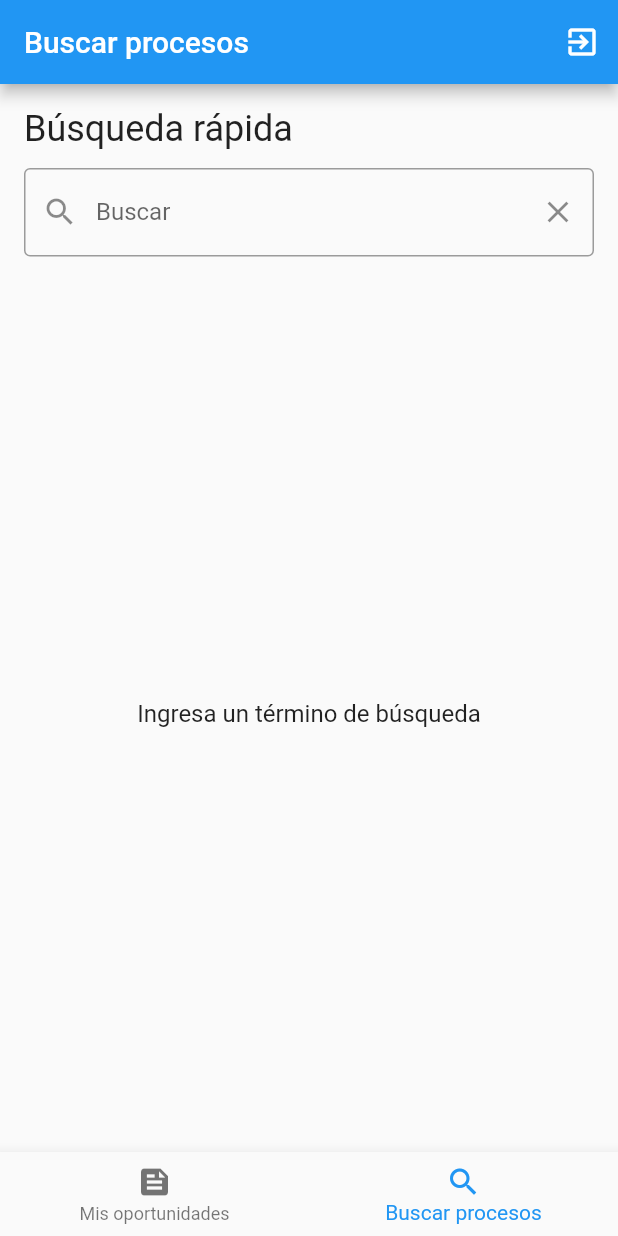
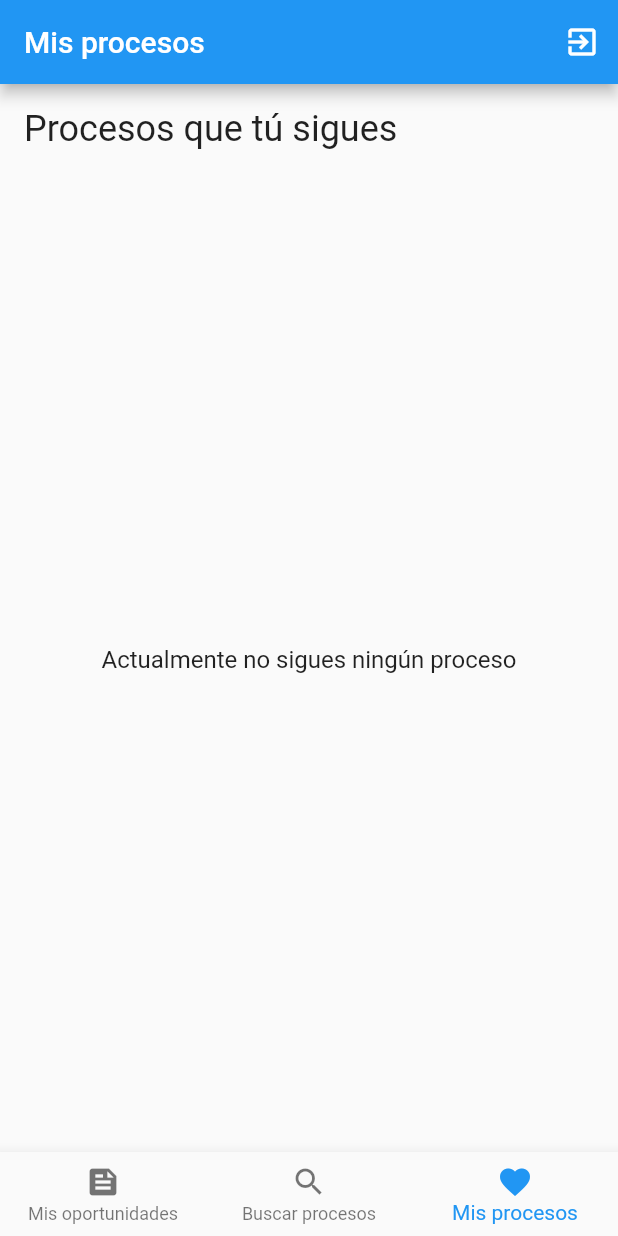
Before and after one commit to fabianMendez/oportunidades_cce, a Flutter app: the HomeView screen opened directly, on a phone screen of 412 x 824 dp. Run offline on Flutter 3.47's test engine with Material 2 defaults, Android fonts, the phone set to English and light mode, and no system bars; our stand-ins replace bloc, email_validator, equatable, flutter_bloc, flutter_secure_storage, get_it and 2 more; accounts and stored records are empty; generated files the repository leaves out were written again; network calls fail.

Commit message:
feat: show favorite processes

```diff
--- /dev/null
+++ b/lib/src/home/favorite_processes.dart
@@ -0,0 +1,53 @@
+import 'package:flutter/material.dart';
+import 'package:flutter_bloc/flutter_bloc.dart';
+import 'package:oportunidades_cce/src/home/favorite_processes_bloc.dart';
+import 'package:oportunidades_cce/src/home/widgets/process_result_tile.dart';
+
+class FavoriteProcesses extends StatelessWidget {
+  const FavoriteProcesses({Key? key}) : super(key: key);
+
+  @override
+  Widget build(BuildContext context) {
+    return BlocBuilder<FavoriteProcessesBloc, FavoriteProcessesState>(
+      builder: (context, state) {
+        final isLoading = state is FavoriteProcessesLoading;
+
+        return Column(
+          crossAxisAlignment: CrossAxisAlignment.stretch,
+          children: [
+            const SizedBox(height: 16),
+            Padding(
+              padding: const EdgeInsets.symmetric(horizontal: 16),
+              child: Text(
+                'Procesos que tú sigues',
+                style: Theme.of(context).textTheme.headline5,
+                textAlign: TextAlign.left,
+              ),
+            ),
+            const SizedBox(height: 12),
+            Expanded(
+              child: isLoading
+                  ? const Center(child: CircularProgressIndicator.adaptive())
+                  : state.results.isEmpty
+                      ? const Center(
+                          child: Text(
+                            'Actualmente no sigues ningún proceso',
+                            style: TextStyle(fontSize: 16),
+                          ),
+                        )
+                      : ListView.builder(
+                          itemCount: state.results.length,
+                          itemBuilder: (context, index) {
+                            final result = state.results[index];
+                            return ProcessResultTile(result: result);
+                          },
+                          // separatorBuilder: (_, __) =>
+                          //     const Divider(height: 16),
+                        ),
+            ),
+          ],
+        );
+      },
+    );
+  }
+}
--- /dev/null
+++ b/lib/src/home/favorite_processes_bloc.dart
@@ -0,0 +1,111 @@
+import 'package:bloc/bloc.dart';
+import 'package:equatable/equatable.dart';
+import 'package:oportunidades_cce/src/authentication/user_details.dart';
+import 'package:oportunidades_cce/src/home/grupo_unspsc_repository.dart';
+
+class FavoriteProcessesBloc
+    extends Bloc<FavoriteProcessesEvent, FavoriteProcessesState> {
+  FavoriteProcessesBloc({
+    required this.userDetails,
+    required this.grupoUNSPSCRepository,
+  }) : super(const FavoriteProcessesUninitialized());
+
+  final UserDetails userDetails;
+  final GrupoUNSPSCRepository grupoUNSPSCRepository;
+
+  Stream<FavoriteProcessesState> _searchByTerm(
+      FavoriteProcessesState state) async* {}
+
+  @override
+  Stream<FavoriteProcessesState> mapEventToState(
+      FavoriteProcessesEvent event) async* {
+    if (event is FavoriteProcessesStarted) {
+      try {
+        yield FavoriteProcessesLoading(term: state.term);
+        final results = await grupoUNSPSCRepository.getMisProcesos(
+          codigo: userDetails.codigo,
+        );
+
+        print(results.length);
+
+        yield FavoriteProcessesReady(
+          term: state.term,
+          results: results,
+        );
+      } catch (err, str) {
+        print(err);
+        print(str);
+        yield FavoriteProcessesFailure(
+          err.toString(),
+          term: state.term,
+        );
+      }
+    }
+  }
+}
+
+abstract class FavoriteProcessesEvent extends Equatable {
+  const FavoriteProcessesEvent();
+
+  @override
+  List<Object?> get props => [];
+}
+
+class FavoriteProcessesStarted extends FavoriteProcessesEvent {
+  const FavoriteProcessesStarted();
+}
+
+class FavoriteProcessesState extends Equatable {
+  const FavoriteProcessesState({
+    this.term = '',
+    this.results = const [],
+  });
+
+  const FavoriteProcessesState.initial()
+      : term = '',
+        results = const [];
+
+  final String term;
+  final List<ProcessSearchResult> results;
+
+  @override
+  List<Object?> get props => [
+        term,
+        results,
+      ];
+}
+
+class FavoriteProcessesUninitialized extends FavoriteProcessesState {
+  const FavoriteProcessesUninitialized();
+}
+
+class FavoriteProcessesLoading extends FavoriteProcessesState {
+  const FavoriteProcessesLoading({
+    String term = '',
+  }) : super(
+          term: term,
+        );
+}
+
+class FavoriteProcessesReady extends FavoriteProcessesState {
+  const FavoriteProcessesReady({
+    String term = '',
+    required List<ProcessSearchResult> results,
+  }) : super(
+          term: term,
+          results: results,
+        );
+}
+
+class FavoriteProcessesFailure extends FavoriteProcessesState {
+  const FavoriteProcessesFailure(
+    this.error, {
+    String term = '',
+  }) : super(
+          term: term,
+        );
+  final String error;
+
+  @override
+  List<Object?> get props => [...super.props, error];
+}
--- a/lib/src/home/home_view.dart
+++ b/lib/src/home/home_view.dart
@@ -1,6 +1,7 @@
 import 'package:flutter/material.dart';
 import 'package:oportunidades_cce/src/home/buscar_procesos_view.dart';
 import 'package:oportunidades_cce/src/home/mis_oportunidades_view.dart';
+import 'package:oportunidades_cce/src/home/mis_procesos_view.dart';
 
 class HomeView extends StatefulWidget {
   const HomeView({Key? key}) : super(key: key);
@@ -10,7 +11,7 @@ class HomeView extends StatefulWidget {
 }
 
 class _HomeViewState extends State<HomeView> {
-  int _currentIndex = 1;
+  int _currentIndex = 2;
 
   @override
   Widget build(BuildContext context) {
@@ -20,6 +21,7 @@ class _HomeViewState extends State<HomeView> {
         children: const [
           MisOportunidadesView(),
           BuscarProcesosView(),
+          MisProcesosView(),
         ],
       ),
       bottomNavigationBar: BottomNavigationBar(
@@ -38,6 +40,10 @@ class _HomeViewState extends State<HomeView> {
             icon: Icon(Icons.search),
             label: 'Buscar procesos',
           ),
+          BottomNavigationBarItem(
+            icon: Icon(Icons.favorite),
+            label: 'Mis procesos',
+          ),
         ],
       ),
       resizeToAvoidBottomInset: false,
--- /dev/null
+++ b/lib/src/home/mis_procesos_view.dart
@@ -0,0 +1,35 @@
+import 'package:flutter/material.dart';
+import 'package:flutter_bloc/flutter_bloc.dart';
+import 'package:oportunidades_cce/src/authentication/user_details.dart';
+import 'package:oportunidades_cce/src/home/favorite_processes.dart';
+import 'package:oportunidades_cce/src/home/favorite_processes_bloc.dart';
+import 'package:oportunidades_cce/src/home/grupo_unspsc_repository.dart';
+import 'package:oportunidades_cce/src/home/widgets/logout_button.dart';
+import 'package:oportunidades_cce/src/service_locator.dart';
+import 'package:provider/provider.dart';
+
+class MisProcesosView extends StatelessWidget {
+  const MisProcesosView({Key? key}) : super(key: key);
+
+  @override
+  Widget build(BuildContext context) {
+    final userDetails = Provider.of<UserDetails>(context);
+
+    return Scaffold(
+      appBar: AppBar(
+        title: const Text('Mis procesos'),
+        actions: const [LogoutButton()],
+      ),
+      body: BlocProvider<FavoriteProcessesBloc>(
+        create: (context) {
+          return FavoriteProcessesBloc(
+            userDetails: userDetails,
+            grupoUNSPSCRepository: sl.get<GrupoUNSPSCRepository>(),
+          )..add(const FavoriteProcessesStarted());
+        },
+        child: const FavoriteProcesses(),
+      ),
+      resizeToAvoidBottomInset: false,
+    );
+  }
+}
```
Also changed, not shown: lib/src/home/grupo_unspsc_repository.dart (+14 -0 lines), lib/src/home/process_search.dart (+2 -91 lines), lib/src/home/widgets/process_result_tile.dart (added, +94 -0 lines).
